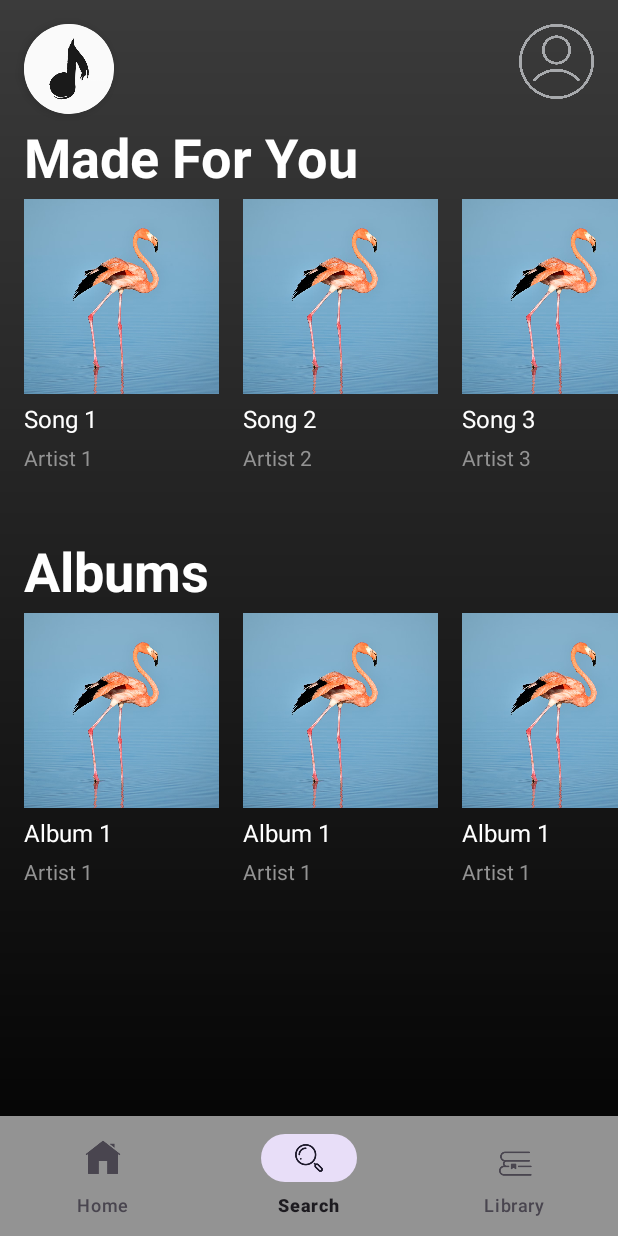
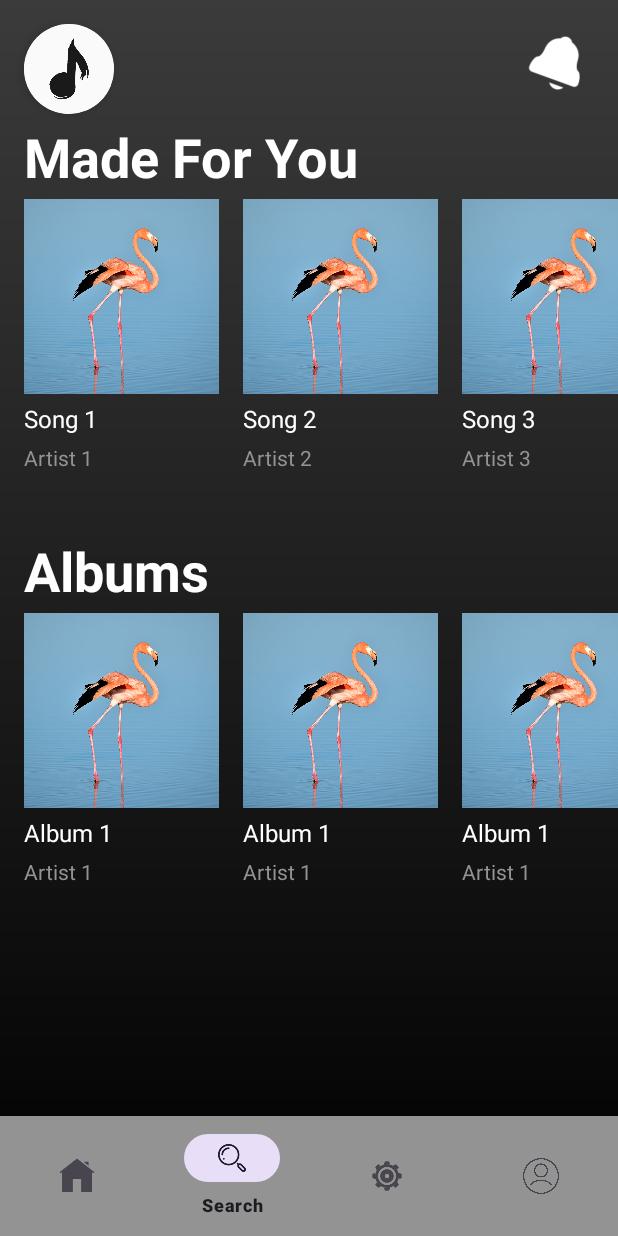
Before and after one commit to Buituansonzx/prm392, an Android app: the screen it shows after launch (Home), item 2 of the bottom bar chosen, on a phone screen of 412 x 824 dp. Run offline under Robolectric (Android 15) with nearby library versions, the phone set to English and light mode, and no system bars.

```diff
--- a/app/src/main/res/layout/activity_home.xml
+++ b/app/src/main/res/layout/activity_home.xml
@@ -59,7 +59,7 @@
         android:layout_height="50dp"
         android:layout_marginTop="16dp"
         android:layout_marginEnd="16dp"
-        android:src="@drawable/icon_user"
+        android:src="@drawable/icon_noti"
         app:layout_constraintEnd_toEndOf="parent"
         app:layout_constraintTop_toTopOf="parent" />
 
```
Also changed, not shown: app/src/main/res/layout/bottom_nav_menu.xml (+7 -2 lines), app/src/main/res/drawable/icon_noti.png (added), app/src/main/res/drawable/icon_setting.png (added).
